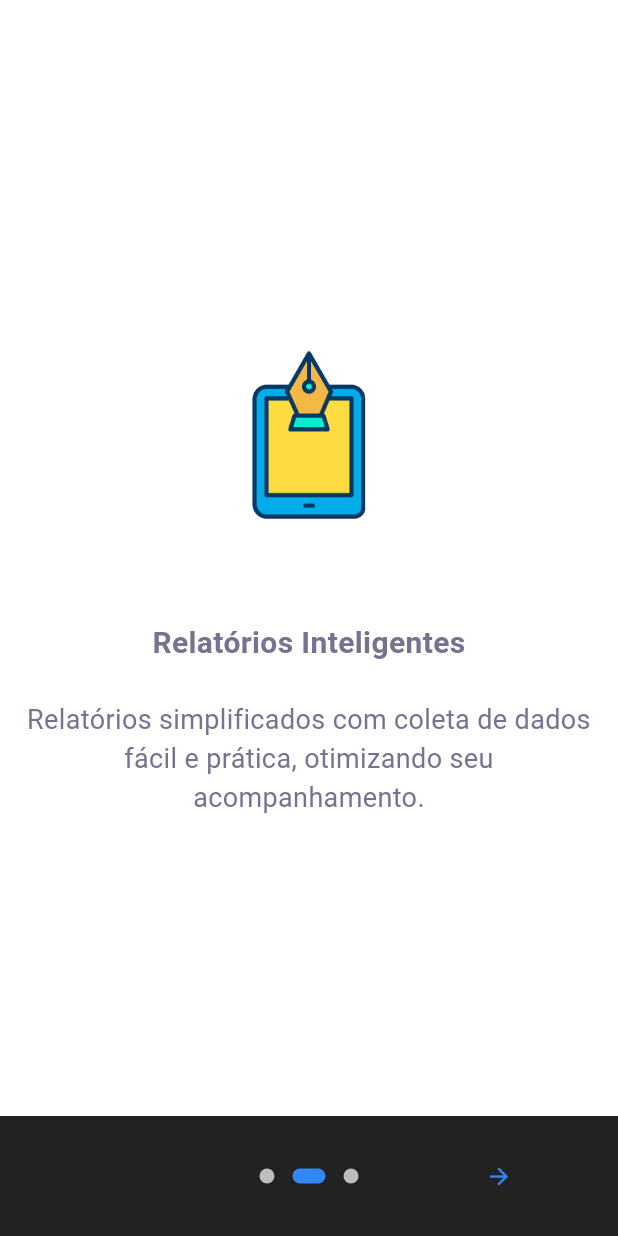
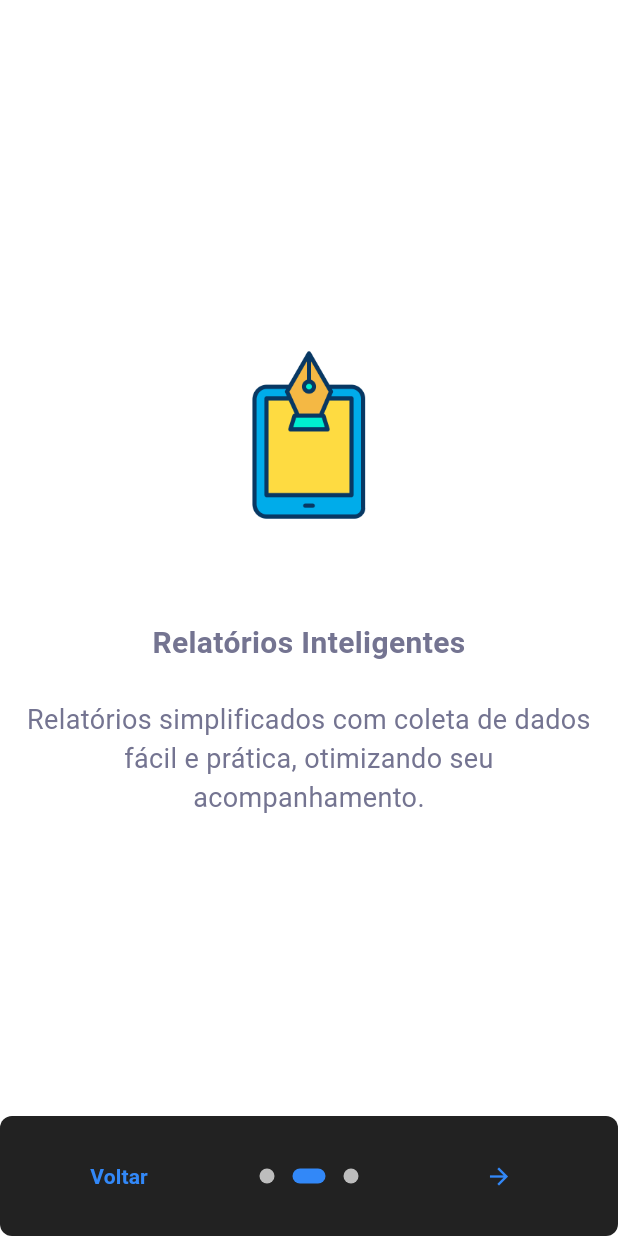
Before and after one commit to luskasouza/app_mais_saude, a Flutter app: the screen it shows after launch, after a tap on the "arrow forward" icon, on a phone screen of 412 x 824 dp. Run offline on Flutter 3.47's test engine with Material 3 defaults, Android fonts, the phone set to English and light mode, and no system bars; drawn by our look-alikes of introduction_screen; our stand-ins replace connectivity_plus, firebase_core, firebase_messaging, flutter_dotenv, flutter_local_notifications, package_info_plus and 2 more; accounts and stored records are empty.

```diff
--- a/lib/main.dart
+++ b/lib/main.dart
@@ -2,8 +2,6 @@ import 'package:firebase_core/firebase_core.dart';
 import 'package:flutter/material.dart';
 import 'package:flutter/services.dart';
 import 'package:flutter_dotenv/flutter_dotenv.dart';
-import 'package:connectivity_plus/connectivity_plus.dart';
-import 'package:shared_preferences/shared_preferences.dart'; // Adicione a importação do pacote
 import 'enum/mensagem_tipo_enum.dart';
 import 'firebase_options.dart';
 import 'pages/agenda/agenda_page.dart';
@@ -19,19 +17,15 @@ import 'utils/theme.dart';
 void main() async {
   WidgetsFlutterBinding.ensureInitialized();
 
-  // Initialize Firebase
   await Firebase.initializeApp(options: DefaultFirebaseOptions.currentPlatform);
 
-  // Load environment variables
   await dotenv.load(fileName: ".env");
 
-  // Set system UI overlay settings
   SystemChrome.setEnabledSystemUIMode(
     SystemUiMode.manual,
     overlays: SystemUiOverlay.values,
   );
 
-  // Initialize permissions and Firebase Messaging
   await _initializePermissionsAndMessaging();
 
   runApp(const MyApp());
--- a/lib/pages/introduction/on_boarding_page.dart
+++ b/lib/pages/introduction/on_boarding_page.dart
@@ -1,6 +1,6 @@
 import 'package:flutter/material.dart';
-
 import 'package:introduction_screen/introduction_screen.dart';
+import 'package:shared_preferences/shared_preferences.dart';
 
 class OnBoardingPage extends StatefulWidget {
   const OnBoardingPage({super.key});
@@ -12,31 +12,51 @@ class OnBoardingPage extends StatefulWidget {
 class OnBoardingPageState extends State<OnBoardingPage> {
   final introKey = GlobalKey<IntroductionScreenState>();
 
+  // Função para verificar se o onboarding já foi feito
+  Future<bool> _isOnboardingCompleted() async {
+    final prefs = await SharedPreferences.getInstance();
+    return prefs.getBool('onboarding_completed') ?? false;
+  }
+
+  // Função para marcar o onboarding como completo
+  Future<void> _setOnboardingCompleted() async {
+    final prefs = await SharedPreferences.getInstance();
+    await prefs.setBool('onboarding_completed', true);
+  }
+
   Widget _buildImage(String assetName, [double width = 350]) {
     return Image.asset('assets/$assetName', width: width);
   }
 
-  void _onIntroEnd(BuildContext context) {
+  void _onIntroEnd(BuildContext context) async {
+    // Marca o onboarding como concluído
+    await _setOnboardingCompleted();
     Navigator.of(context).pushReplacementNamed('/login');
   }
 
-   void _onSkip(BuildContext context) {
-    print(introKey.currentState?.controller.initialPage);
-    final currentPage = introKey.currentState?.controller.initialPage ?? 0;
-
-    if (currentPage > 0) {
-      introKey.currentState?.animateScroll(currentPage - 1);
-    }
+  @override
+  Widget build(BuildContext context) {
+    return FutureBuilder<bool>(
+      future: _isOnboardingCompleted(),
+      builder: (context, snapshot) {
+        if (snapshot.connectionState == ConnectionState.waiting) {
+          // Carregando a verificação do SharedPreferences
+          return Scaffold(
+            body: Center(child: CircularProgressIndicator()),
+          );
         }
 
+        // Se o onboarding já foi completado, navega diretamente para o login
+        if (snapshot.data == true) {
+          Future.delayed(Duration.zero, () {
+            Navigator.of(context).pushReplacementNamed('/login');
+          });
+          return Scaffold(); // Tela em branco enquanto faz a navegação
+        }
 
-  @override
-  Widget build(BuildContext context) {
-    print('introKey: ${introKey.currentState?.controller.initialPage}');
         return Scaffold(
           body: IntroductionScreen(
             key: introKey,
-         initialPage: 0,
             globalBackgroundColor: Colors.white,
             pages: [
               PageViewModel(
@@ -47,7 +67,6 @@ class OnBoardingPageState extends State<OnBoardingPage> {
                   padding: const EdgeInsets.all(8.0),
                   child: _buildImage('map.png', 120.0),
                 ),
-            //decoration: pageDecoration,
               ),
               PageViewModel(
                 title: "Relatórios Inteligentes",
@@ -57,7 +76,6 @@ class OnBoardingPageState extends State<OnBoardingPage> {
                   padding: const EdgeInsets.all(8.0),
                   child: _buildImage('caneta_tinteiro.png', 120.0),
                 ),
-            //decoration: pageDecoration,
               ),
               PageViewModel(
                 title: "Gerenciamento de Dados",
@@ -67,17 +85,20 @@ class OnBoardingPageState extends State<OnBoardingPage> {
                   padding: const EdgeInsets.all(8.0),
                   child: _buildImage('gestao_dados.png', 120.0),
                 ),
-            //decoration: pageDecoration,
               ),
             ],
             onDone: () => _onIntroEnd(context),
-        // onSkip: () => _onSkip(context),
-        showSkipButton: false,
-        // skip:
-        //     const Text('Volta', style: TextStyle(fontWeight: FontWeight.w600)),
+            onSkip: () => _onIntroEnd(context),
+            showSkipButton: true,
+            skip: const Text(
+              'Voltar',
+              style: TextStyle(fontWeight: FontWeight.w600),
+            ),
             next: const Icon(Icons.arrow_forward),
-        done: const Text('Próximo',
-            style: TextStyle(fontWeight: FontWeight.w600)),
+            done: const Text(
+              'Próximo',
+              style: TextStyle(fontWeight: FontWeight.w600),
+            ),
             dotsDecorator: const DotsDecorator(
               size: Size(10.0, 10.0),
               color: Color(0xFFBDBDBD),
@@ -89,10 +110,12 @@ class OnBoardingPageState extends State<OnBoardingPage> {
             dotsContainerDecorator: const ShapeDecoration(
               color: Colors.black87,
               shape: RoundedRectangleBorder(
-            borderRadius: BorderRadius.all(Radius.circular(0.0)),
+                borderRadius: BorderRadius.all(Radius.circular(8.0)),
               ),
             ),
           ),
         );
+      },
+    );
   }
 }
--- a/pubspec.yaml
+++ b/pubspec.yaml
@@ -55,6 +55,7 @@ dependencies:
   flutter_secure_storage: ^4.2.1
   shared_preferences_storage_view_driver: ^0.1.0-dev.4
   introduction_screen: ^3.1.12
+  device_info_plus: ^11.1.1
 
 dev_dependencies:
   flutter_test:
```
Also changed, not shown: lib/services/api_base.dart (added, +7 -0 lines), lib/services/http/auth_http.dart (added, +30 -0 lines), lib/services/http/base_http.dart (added, +18 -0 lines), pubspec.lock, 3 other files. Lines whose indentation alone changed are shown as unchanged.
